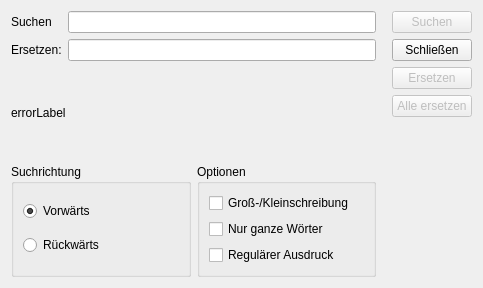
inyokaproject/inyokaedit, file qtfindreplacedialog/findreplaceform.ui: the form before one commit.
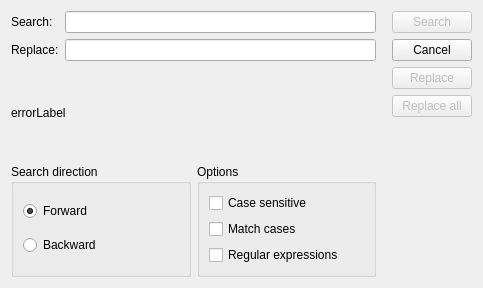
The form after the commit. Icons and pictures are not drawn.

Diff of the .ui file:
```diff
--- a/qtfindreplacedialog/findreplaceform.ui
+++ b/qtfindreplacedialog/findreplaceform.ui
@@ -23,7 +23,7 @@
          <item row="0" column="0">
           <widget class="QLabel" name="label">
            <property name="text">
-            <string>Suchen</string>
+            <string>Search:</string>
            </property>
            <property name="buddy">
             <cstring>textToFind</cstring>
@@ -36,7 +36,7 @@
          <item row="1" column="0">
           <widget class="QLabel" name="replaceLabel">
            <property name="text">
-            <string>Ersetzen:</string>
+            <string>Replace:</string>
            </property>
            <property name="buddy">
             <cstring>textToReplace</cstring>
@@ -62,13 +62,13 @@
        <item>
         <widget class="QGroupBox" name="groupBox">
          <property name="title">
-          <string>Suchrichtung</string>
+          <string>Search direction</string>
          </property>
          <layout class="QVBoxLayout" name="verticalLayout_3">
           <item>
            <widget class="QRadioButton" name="downRadioButton">
             <property name="text">
-             <string>Vorwärts</string>
+             <string>Forward</string>
             </property>
             <property name="checked">
              <bool>true</bool>
@@ -78,7 +78,7 @@
           <item>
            <widget class="QRadioButton" name="upRadioButton">
             <property name="text">
-             <string>Rückwärts</string>
+             <string>Backward</string>
             </property>
            </widget>
           </item>
@@ -88,20 +88,20 @@
        <item>
         <widget class="QGroupBox" name="groupBox_2">
          <property name="title">
-          <string>Optionen</string>
+          <string>Options</string>
          </property>
          <layout class="QVBoxLayout" name="verticalLayout_4">
           <item>
            <widget class="QCheckBox" name="caseCheckBox">
             <property name="text">
-             <string>Groß-/Kleinschreibung</string>
+             <string>Case sensitive</string>
             </property>
            </widget>
           </item>
           <item>
            <widget class="QCheckBox" name="wholeCheckBox">
             <property name="text">
-             <string>Nur ganze Wörter</string>
+             <string>Match cases</string>
             </property>
            </widget>
           </item>
@@ -118,7 +118,7 @@
 &lt;p style=&quot; margin-top:0px; margin-bottom:0px; margin-left:0px; margin-right:0px; -qt-block-indent:0; text-indent:0px;&quot;&gt;&lt;a href=&quot;http://doc.trolltech.com/qregexp.html&quot;&gt;&lt;span style=&quot; font-family:'Sans'; font-size:10pt; text-decoration: underline; color:#0000ff;&quot;&gt;http://doc.trolltech.com/qregexp.html&lt;/span&gt;&lt;/a&gt;&lt;/p&gt;&lt;/body&gt;&lt;/html&gt;</string>
             </property>
             <property name="text">
-             <string>Regulärer Ausdruck</string>
+             <string>Regular expressions</string>
             </property>
            </widget>
           </item>
@@ -140,14 +140,14 @@
         <bool>false</bool>
        </property>
        <property name="text">
-        <string>Suchen</string>
+        <string>Search</string>
        </property>
       </widget>
      </item>
      <item>
       <widget class="QPushButton" name="closeButton">
        <property name="text">
-        <string>Schließen</string>
+        <string>Cancel</string>
        </property>
       </widget>
      </item>
@@ -157,7 +157,7 @@
         <bool>false</bool>
        </property>
        <property name="text">
-        <string>Ersetzen</string>
+        <string>Replace</string>
        </property>
       </widget>
      </item>
@@ -167,7 +167,7 @@
         <bool>false</bool>
        </property>
        <property name="text">
-        <string>Alle ersetzen</string>
+        <string>Replace all</string>
        </property>
       </widget>
      </item>
```
Left out of the diff: 16 changed lines with no effect on the pictures.
